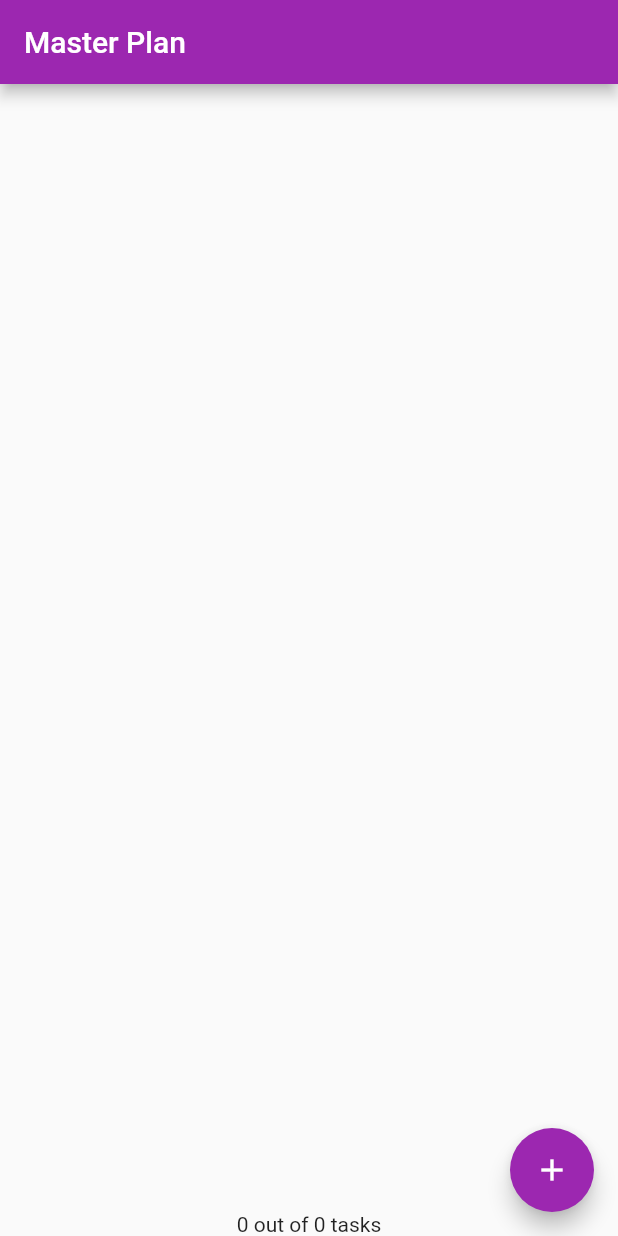
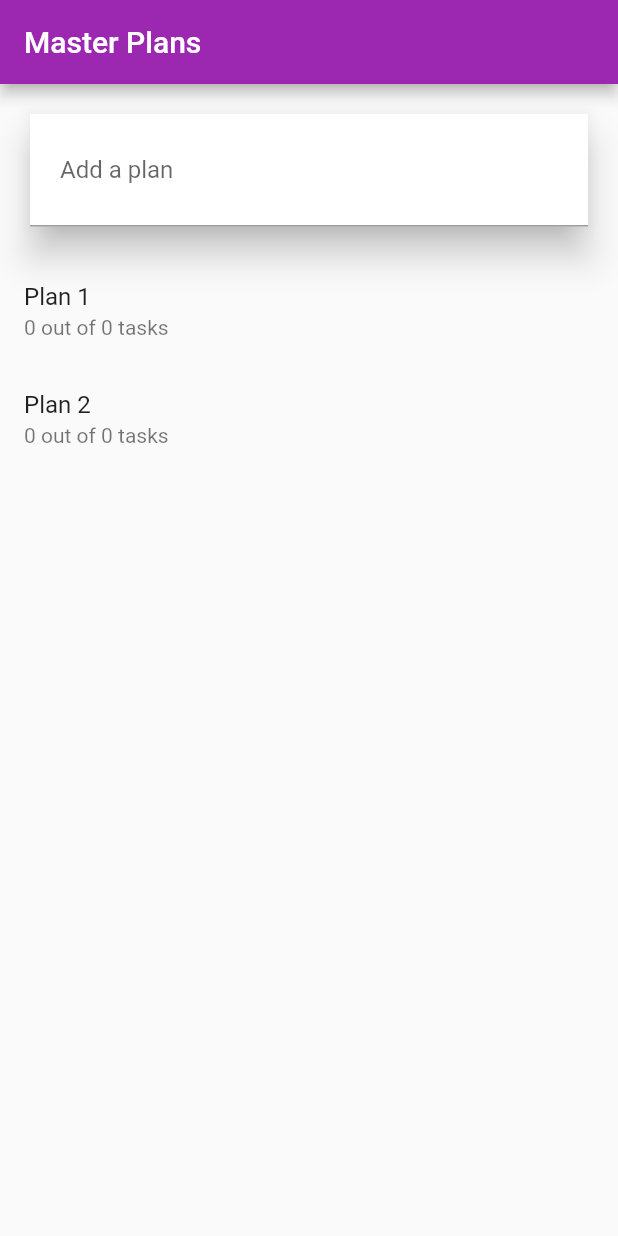
Before and after one commit to dhirajhimani/FlutterTodoCookbook, a Flutter app: the screen it shows after launch, on a phone screen of 412 x 824 dp. Run offline on Flutter 3.47's test engine with Material 2 defaults, Android fonts, the phone set to English and light mode, and no system bars.

Commit message:
Making the app state visible across multiple screens

```diff
--- a/lib/main.dart
+++ b/lib/main.dart
@@ -1,14 +1,19 @@
+import 'package:cookbook_ch_06_copy/models/data_layer.dart';
 import 'package:cookbook_ch_06_copy/plan_provider.dart';
+import 'package:cookbook_ch_06_copy/views/plan_creator_screen.dart';
 import 'package:cookbook_ch_06_copy/views/plan_screen.dart';
 import 'package:flutter/material.dart';
 
 void main() => runApp(MasterPlanApp());
+
 class MasterPlanApp extends StatelessWidget {
   @override
   Widget build(BuildContext context) {
-    return MaterialApp(
-      theme: ThemeData(primarySwatch: Colors.purple),
-      home: PlanProvider(child: PlanScreen()),
+    return PlanProvider(
+      child: MaterialApp(
+        theme: ThemeData(primarySwatch: Colors.purple),
+        home: PlanCreatorScreen(),
+      ),
     );
   }
 }
--- a/lib/plan_provider.dart
+++ b/lib/plan_provider.dart
@@ -2,7 +2,7 @@ import 'package:cookbook_ch_06_copy/models/plan.dart';
 import 'package:flutter/material.dart';
 
 class PlanProvider extends InheritedWidget {
-  final _plan = Plan();
+  final _plans = <Plan>[];
 
   PlanProvider({Key? key, required Widget child})
       : super(key: key, child: child);
@@ -10,8 +10,17 @@ class PlanProvider extends InheritedWidget {
   @override
   bool updateShouldNotify(InheritedWidget oldWidget) => false;
 
-  static Plan of(BuildContext context) {
-    final provider = context.dependOnInheritedWidgetOfExactType<PlanProvider>();
-    return provider!._plan;
+  static List<Plan> of(BuildContext context) {
+    final provider =
+        context.dependOnInheritedWidgetOfExactType<PlanProvider>()!;
+    if (provider._plans.isEmpty) {
+      //debugDumpApp();
+      print('first time');
+      final plan = Plan()..name = 'Plan 1';
+      provider._plans.add(plan);
+      final plan2 = Plan()..name = 'Plan 2';
+      provider._plans.add(plan2);
+    }
+    return provider._plans;
   }
 }
--- /dev/null
+++ b/lib/views/plan_creator_screen.dart
@@ -0,0 +1,81 @@
+import 'package:cookbook_ch_06_copy/models/data_layer.dart';
+import 'package:cookbook_ch_06_copy/plan_provider.dart';
+import 'package:cookbook_ch_06_copy/views/plan_screen.dart';
+import 'package:flutter/material.dart';
+
+class PlanCreatorScreen extends StatefulWidget {
+  @override
+  State createState() => _PlanCreatorScreenState();
+}
+
+class _PlanCreatorScreenState extends State {
+  final textController = TextEditingController();
+
+  @override
+  Widget build(BuildContext context) {
+    return Scaffold(
+      appBar: AppBar(title: Text('Master Plans')),
+      body: Column(children: <Widget>[
+        _buildListCreator(),
+        Expanded(child: _buildMasterPlans())
+      ]),
+    );
+  }
+
+  @override
+  void dispose() {
+    textController.dispose();
+    super.dispose();
+  }
+
+  Widget _buildListCreator() {
+    return Padding(
+        padding: const EdgeInsets.all(20.0),
+        child: Material(
+          color: Theme.of(context).cardColor,
+          elevation: 10,
+          child: TextField(
+              controller: textController,
+              decoration: InputDecoration(
+                  labelText: 'Add a plan', contentPadding: EdgeInsets.all(20)),
+              onEditingComplete: addPlan),
+        ));
+  }
+
+  void addPlan() {
+    final text = textController.text;
+    if (text.isEmpty) {
+      return;
+    }
+    final plan = Plan()..name = text;
+    PlanProvider.of(context).add(plan);
+    textController.clear();
+    FocusScope.of(context).requestFocus(FocusNode());
+    setState(() {});
+  }
+
+  Widget _buildMasterPlans() {
+    final plans = PlanProvider.of(context);
+    if (plans.isEmpty) {
+      return Column(
+          mainAxisAlignment: MainAxisAlignment.center,
+          children: <Widget>[
+            Icon(Icons.note, size: 100, color: Colors.grey),
+            Text('You do not have any plans yet.',
+                style: Theme.of(context).textTheme.headline5)
+          ]);
+    }
+    return ListView.builder(
+        itemCount: plans.length,
+        itemBuilder: (context, index) {
+          final plan = plans[index];
+          return ListTile(
+              title: Text(plan.name),
+              subtitle: Text(plan.completenessMessage),
+              onTap: () {
+                Navigator.of(context).push(
+                    MaterialPageRoute(builder: (_) => PlanScreen(plan: plan)));
+              });
+        });
+  }
+}
--- a/lib/views/plan_screen.dart
+++ b/lib/views/plan_screen.dart
@@ -1,8 +1,11 @@
 import 'package:cookbook_ch_06_copy/models/data_layer.dart';
-import 'package:cookbook_ch_06_copy/plan_provider.dart';
 import 'package:flutter/material.dart';
 
 class PlanScreen extends StatefulWidget {
+  final Plan plan;
+
+  const PlanScreen({Key? key, required this.plan}) : super(key: key);
+
   @override
   State createState() => _PlanScreenState();
 }
@@ -21,16 +24,15 @@ class _PlanScreenState extends State<PlanScreen> {
 
   @override
   Widget build(BuildContext context) {
-    final plan = PlanProvider.of(context);
     return Scaffold(
       appBar: AppBar(title: Text('Master Plan')),
       body: Column(
         children: [
-          Expanded(child: _buildList(plan)),
-          SafeArea(child: Text(plan.completenessMessage)),
+          Expanded(child: _buildList(widget.plan)),
+          SafeArea(child: Text(widget.plan.completenessMessage)),
         ],
       ),
-      floatingActionButton: _buildAddTaskButton(plan),
+      floatingActionButton: _buildAddTaskButton(widget.plan),
     );
   }
 
```
